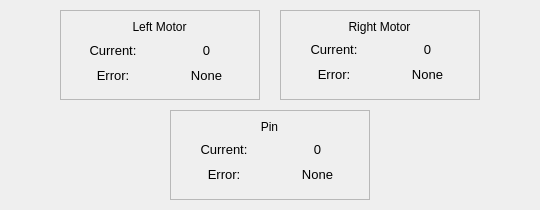
The window that amr_v4_qt/src/motor_screen.ui (ColinSmith14/agv_gui) describes before a commit, drawn with Qt 5.
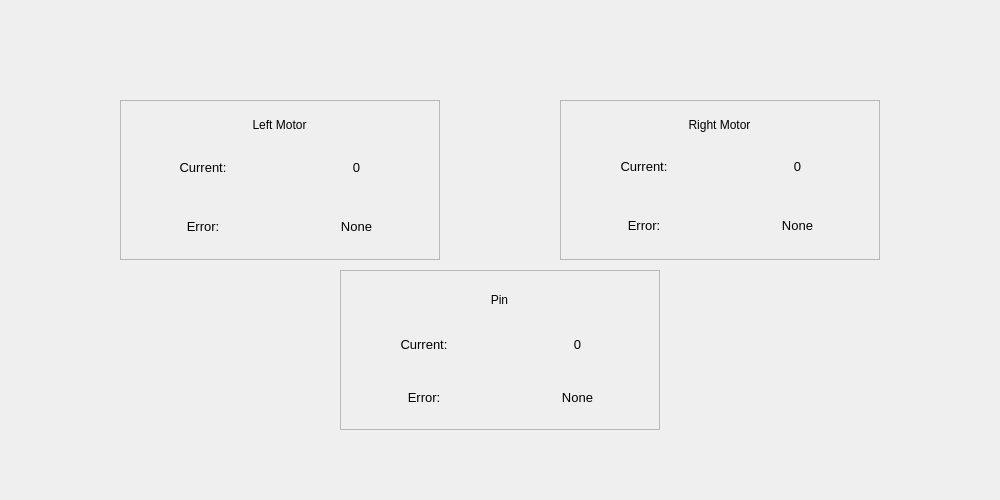
The same window after the commit.

Patch:
```diff
--- a/amr_v4_qt/src/motor_screen.ui
+++ b/amr_v4_qt/src/motor_screen.ui
@@ -6,8 +6,8 @@
    <rect>
     <x>0</x>
     <y>0</y>
-    <width>540</width>
-    <height>210</height>
+    <width>1000</width>
+    <height>500</height>
    </rect>
   </property>
   <property name="windowTitle">
@@ -16,10 +16,10 @@
   <widget class="QFrame" name="leftMotorFrame">
    <property name="geometry">
     <rect>
-     <x>60</x>
-     <y>10</y>
-     <width>200</width>
-     <height>90</height>
+     <x>120</x>
+     <y>100</y>
+     <width>320</width>
+     <height>160</height>
     </rect>
    </property>
    <property name="frameShape">
@@ -36,8 +36,8 @@
      <rect>
       <x>9</x>
       <y>9</y>
-      <width>181</width>
-      <height>16</height>
+      <width>301</width>
+      <height>31</height>
      </rect>
     </property>
     <property name="text">
@@ -51,9 +51,9 @@
     <property name="geometry">
      <rect>
       <x>9</x>
-      <y>31</y>
-      <width>181</width>
-      <height>44</height>
+      <y>41</y>
+      <width>301</width>
+      <height>111</height>
      </rect>
     </property>
     <layout class="QVBoxLayout" name="verticalLayout">
@@ -137,10 +137,10 @@
   <widget class="QFrame" name="rightMotorFrame">
    <property name="geometry">
     <rect>
-     <x>280</x>
-     <y>10</y>
-     <width>200</width>
-     <height>90</height>
+     <x>560</x>
+     <y>100</y>
+     <width>320</width>
+     <height>160</height>
     </rect>
    </property>
    <property name="frameShape">
@@ -154,8 +154,8 @@
      <rect>
       <x>9</x>
       <y>9</y>
-      <width>181</width>
-      <height>16</height>
+      <width>301</width>
+      <height>31</height>
      </rect>
     </property>
     <property name="text">
@@ -169,9 +169,9 @@
     <property name="geometry">
      <rect>
       <x>10</x>
-      <y>30</y>
-      <width>181</width>
-      <height>44</height>
+      <y>40</y>
+      <width>301</width>
+      <height>111</height>
      </rect>
     </property>
     <layout class="QVBoxLayout" name="verticalLayout_2">
@@ -249,10 +249,10 @@
   <widget class="QFrame" name="pinFrame">
    <property name="geometry">
     <rect>
-     <x>170</x>
-     <y>110</y>
-     <width>200</width>
-     <height>90</height>
+     <x>340</x>
+     <y>270</y>
+     <width>320</width>
+     <height>160</height>
     </rect>
    </property>
    <property name="frameShape">
@@ -266,8 +266,8 @@
      <rect>
       <x>9</x>
       <y>9</y>
-      <width>181</width>
-      <height>16</height>
+      <width>301</width>
+      <height>41</height>
      </rect>
     </property>
     <property name="text">
@@ -281,9 +281,9 @@
     <property name="geometry">
      <rect>
       <x>10</x>
-      <y>30</y>
-      <width>181</width>
-      <height>44</height>
+      <y>50</y>
+      <width>301</width>
+      <height>101</height>
      </rect>
     </property>
     <layout class="QVBoxLayout" name="verticalLayout_4">
```
